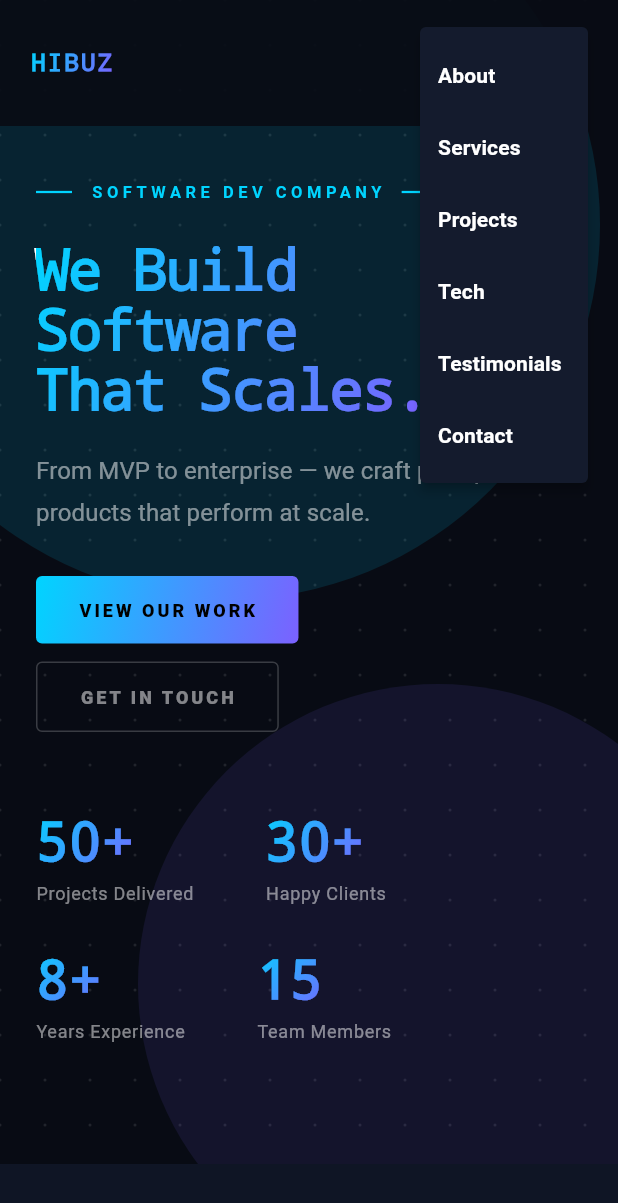
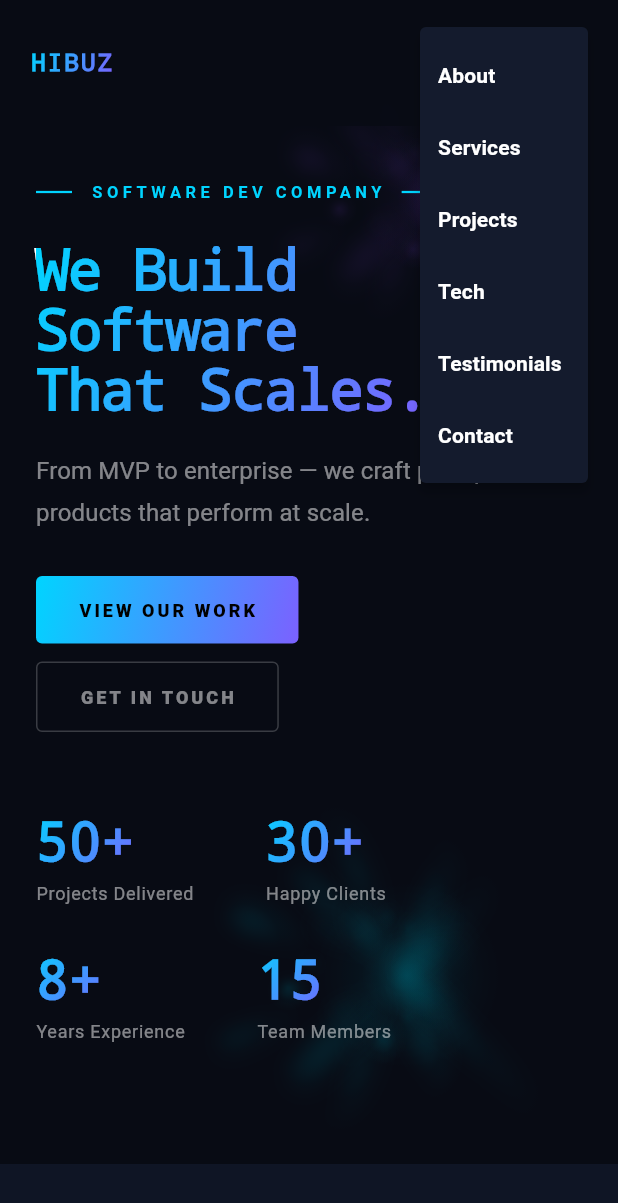
Before and after one commit to hibuzin/Portfolio, a Flutter app: the screen it shows after launch, after a tap on the "menu" icon, on a phone screen of 412 x 824 dp. Shown: the top 1203 px of the screen. Run offline on Flutter 3.47's test engine with Material 3 defaults, Android fonts, the phone set to English and light mode, and no system bars.

Commit message:
portfolio updated

```diff
--- a/lib/sections/hero_section.dart
+++ b/lib/sections/hero_section.dart
@@ -1,4 +1,5 @@
 import 'package:flutter/material.dart';
+import 'dart:math' as math;
 import '../core/constants.dart';
 import '../widgets/shared_widgets.dart';
 
@@ -35,40 +36,58 @@ class _HeroSectionState extends State<HeroSection>
 
   @override
   Widget build(BuildContext context) {
+    final size = MediaQuery.of(context).size;
     final h = widget.isMobile ? AppSpacing.sectionHMobile : AppSpacing.sectionH;
+    final spot1Size = widget.isMobile ? 280.0 : 520.0;
+    final spot2Size = widget.isMobile ? 220.0 : 420.0;
+
     return Container(
       width: double.infinity,
       color: AppColors.bg,
       child: Stack(
+        clipBehavior: Clip.hardEdge,
         children: [
-          // Dot grid background
-          Positioned.fill(
-            child: CustomPaint(
-              painter: DotGridPainter(color: AppColors.white10),
-            ),
+
+          // Spotlight 1 — cyan tint
+          _Spotlight(
+            color: const Color(0xFF004D5C),
+            size: spot1Size,
+            screenW: size.width,
+            screenH: size.height,
+            xFreq: 1.0,
+            yFreq: 1.37,
+            xAmp: size.width * 0.42,
+            yAmp: size.height * 0.38,
+            centerX: size.width * 0.5,
+            centerY: size.height * 0.42,
+            period: 150.0,
+            phase: 0.0,
           ),
-          // Glow blobs
-          Positioned(
-            top: -100,
-            left: -100,
-            child: _Blob(color: AppColors.cyan.withOpacity(0.12), size: 500),
+
+          // Spotlight 2 — purple tint
+          _Spotlight(
+            color: const Color(0xFF2A1A4D),
+            size: spot2Size,
+            screenW: size.width,
+            screenH: size.height,
+            xFreq: 1.0,
+            yFreq: 1.61,
+            xAmp: size.width * 0.38,
+            yAmp: size.height * 0.35,
+            centerX: size.width * 0.5,
+            centerY: size.height * 0.5,
+            period: 150.0,
+            phase: math.pi * 0.7,
           ),
-          Positioned(
-            bottom: -80,
-            right: -80,
-            child: _Blob(color: AppColors.purple.withOpacity(0.1), size: 400),
-          ),
-          // Content
+
+          // Content on top
           Padding(
-            padding: EdgeInsets.fromLTRB(
-                h, widget.isMobile ? 120 : 140, h, 80),
+            padding: EdgeInsets.fromLTRB(h, widget.isMobile ? 120 : 140, h, 80),
             child: FadeTransition(
               opacity: _fade,
               child: SlideTransition(
                 position: _slide,
-                child: widget.isMobile
-                    ? _MobileHero()
-                    : _DesktopHero(),
+                child: widget.isMobile ? const _MobileHero() : const _DesktopHero(),
               ),
             ),
           ),
@@ -78,7 +97,183 @@ class _HeroSectionState extends State<HeroSection>
   }
 }
 
+// ─── Spotlight ────────────────────────────────────────────────────
+// Looks like a theatre/stage spotlight — bright center, sharp falloff
+class _Spotlight extends StatefulWidget {
+  final Color color;
+  final double size;
+  final double screenW;
+  final double screenH;
+  final double xFreq;
+  final double yFreq;
+  final double xAmp;
+  final double yAmp;
+  final double centerX;
+  final double centerY;
+  final double period;
+  final double phase;
+
+  const _Spotlight({
+    required this.color,
+    required this.size,
+    required this.screenW,
+    required this.screenH,
+    required this.xFreq,
+    required this.yFreq,
+    required this.xAmp,
+    required this.yAmp,
+    required this.centerX,
+    required this.centerY,
+    required this.period,
+    required this.phase,
+  });
+
+  @override
+  State<_Spotlight> createState() => _SpotlightState();
+}
+
+class _SpotlightState extends State<_Spotlight>
+    with SingleTickerProviderStateMixin {
+  late final AnimationController _ctrl;
+
+  @override
+  void initState() {
+    super.initState();
+    _ctrl = AnimationController(
+      vsync: this,
+      duration: Duration(milliseconds: (widget.period * 1000).toInt()),
+    )..repeat();
+  }
+
+  @override
+  void dispose() {
+    _ctrl.dispose();
+    super.dispose();
+  }
+
+  @override
+  Widget build(BuildContext context) {
+    // Spotlight shape — sharp bright center, hard falloff at edges
+    // Uses multiple layered radial gradients for realistic light cone feel
+    final spotlight = SizedBox(
+      width: widget.size,
+      height: widget.size,
+      child: CustomPaint(
+        painter: _SpotlightPainter(color: widget.color, size: widget.size),
+      ),
+    );
+
+    return AnimatedBuilder(
+      animation: _ctrl,
+      child: spotlight,
+      builder: (context, child) {
+        final t = _ctrl.value * 2 * math.pi + widget.phase;
+        final x = widget.centerX + math.sin(widget.xFreq * t) * widget.xAmp;
+        final y = widget.centerY + math.sin(widget.yFreq * t + 0.8) * widget.yAmp;
+
+        return Positioned(
+          left: x - widget.size / 2,
+          top:  y - widget.size / 2,
+          child: child!,
+        );
+      },
+    );
+  }
+}
+
+// ─── Spotlight Painter ────────────────────────────────────────────
+class _SpotlightPainter extends CustomPainter {
+  final Color color;
+  final double size;
+
+  const _SpotlightPainter({required this.color, required this.size});
+
+  @override
+  void paint(Canvas canvas, Size canvasSize) {
+    final center = Offset(size / 2, size / 2);
+    final r = size / 2;
+
+    // Draw many rays from center outward — different lengths, random angles
+    // This breaks the circular silhouette completely
+    _drawRays(canvas, center, r);
+
+    // Soft inner core glow — very small, heavily blurred
+    final corePaint = Paint()
+      ..shader = RadialGradient(
+        colors: [
+          color.withOpacity(0.85),
+          color.withOpacity(0.30),
+          color.withOpacity(0.0),
+        ],
+        stops: const [0.0, 0.40, 1.0],
+      ).createShader(Rect.fromCircle(center: center, radius: r * 0.22))
+      ..maskFilter = MaskFilter.blur(BlurStyle.normal, r * 0.12);
+    canvas.drawCircle(center, r * 0.22, corePaint);
+
+    // Mid haze — blurred heavily so shape disappears
+    final midPaint = Paint()
+      ..shader = RadialGradient(
+        colors: [
+          color.withOpacity(0.40),
+          color.withOpacity(0.0),
+        ],
+        stops: const [0.0, 1.0],
+      ).createShader(Rect.fromCircle(center: center, radius: r * 0.45))
+      ..maskFilter = MaskFilter.blur(BlurStyle.normal, r * 0.30);
+    canvas.drawCircle(center, r * 0.45, midPaint);
+  }
+
+  void _drawRays(Canvas canvas, Offset center, double r) {
+    // 32 rays — varying lengths so it looks like a real sun burst
+    const rayCount = 32;
+    // Pre-defined length multipliers — irregular pattern
+    const lengths = [
+      0.95, 0.60, 0.82, 0.45, 0.98, 0.55, 0.75, 0.40,
+      0.90, 0.62, 0.88, 0.50, 0.70, 0.42, 0.93, 0.58,
+      0.80, 0.48, 0.85, 0.52, 0.72, 0.44, 0.96, 0.56,
+      0.78, 0.46, 0.87, 0.53, 0.68, 0.41, 0.92, 0.60,
+    ];
+
+    for (int i = 0; i < rayCount; i++) {
+      final angle = (i / rayCount) * 2 * math.pi;
+      final len = r * lengths[i % lengths.length];
+
+      // Ray width tapers — thick near center, thin at tip
+      final rayPaint = Paint()
+        ..shader = RadialGradient(
+          colors: [
+            color.withOpacity(0.70),
+            color.withOpacity(0.15),
+            color.withOpacity(0.0),
+          ],
+          stops: const [0.0, 0.55, 1.0],
+          center: Alignment.centerLeft,
+          focal: Alignment.centerLeft,
+          radius: 1.0,
+        ).createShader(Rect.fromPoints(center,
+            center + Offset(math.cos(angle) * len, math.sin(angle) * len)))
+        ..strokeWidth = (i % 3 == 0) ? 18 : (i % 2 == 0) ? 10 : 5
+        ..strokeCap = StrokeCap.round
+        ..style = PaintingStyle.stroke
+        ..maskFilter = MaskFilter.blur(BlurStyle.normal, 8);
+
+      canvas.drawLine(
+        center,
+        center + Offset(math.cos(angle) * len, math.sin(angle) * len),
+        rayPaint,
+      );
+    }
+  }
+
+  @override
+  bool shouldRepaint(_SpotlightPainter old) =>
+      old.color != color || old.size != size;
+}
+
+// ─── Hero Content ─────────────────────────────────────────────────
 class _DesktopHero extends StatelessWidget {
+  const _DesktopHero();
+
   @override
   Widget build(BuildContext context) {
     return Column(
@@ -91,15 +286,10 @@ class _DesktopHero extends StatelessWidget {
           children: [
             Expanded(
               flex: 3,
-              child: Column(
-                crossAxisAlignment: CrossAxisAlignment.start,
-                children: [
-                  GradientText(
-                    text: 'We Build\nSoftware\nThat Scales.',
-                    style: AppText.display,
-                    gradient: AppColors.gradient1,
-                  ),
-                ],
+              child: GradientText(
+                text: 'We Build\nSoftware\nThat Scales.',
+                style: AppText.display,
+                gradient: AppColors.gradient1,
               ),
             ),
             const SizedBox(width: 60),
@@ -117,8 +307,7 @@ class _DesktopHero extends StatelessWidget {
                     children: [
                       CyberButton(label: 'View Our Work', onTap: () {}),
                       const SizedBox(width: 16),
-                      CyberButton(
-                          label: 'Get In Touch', onTap: () {}, outlined: true),
+                      CyberButton(label: 'Get In Touch', onTap: () {}, outlined: true),
                     ],
                   ),
                 ],
@@ -134,6 +323,8 @@ class _DesktopHero extends StatelessWidget {
 }
 
 class _MobileHero extends StatelessWidget {
+  const _MobileHero();
+
   @override
   Widget build(BuildContext context) {
     return Column(
@@ -200,21 +391,3 @@ class _StatsRow extends StatelessWidget {
     );
   }
 }
-
-class _Blob extends StatelessWidget {
-  final Color color;
-  final double size;
-  const _Blob({required this.color, required this.size});
-
-  @override
-  Widget build(BuildContext context) {
-    return Container(
-      width: size,
-      height: size,
-      decoration: BoxDecoration(
-        shape: BoxShape.circle,
-        color: color,
-      ),
-    );
-  }
-}
```
Also changed, not shown: 7 other files.
